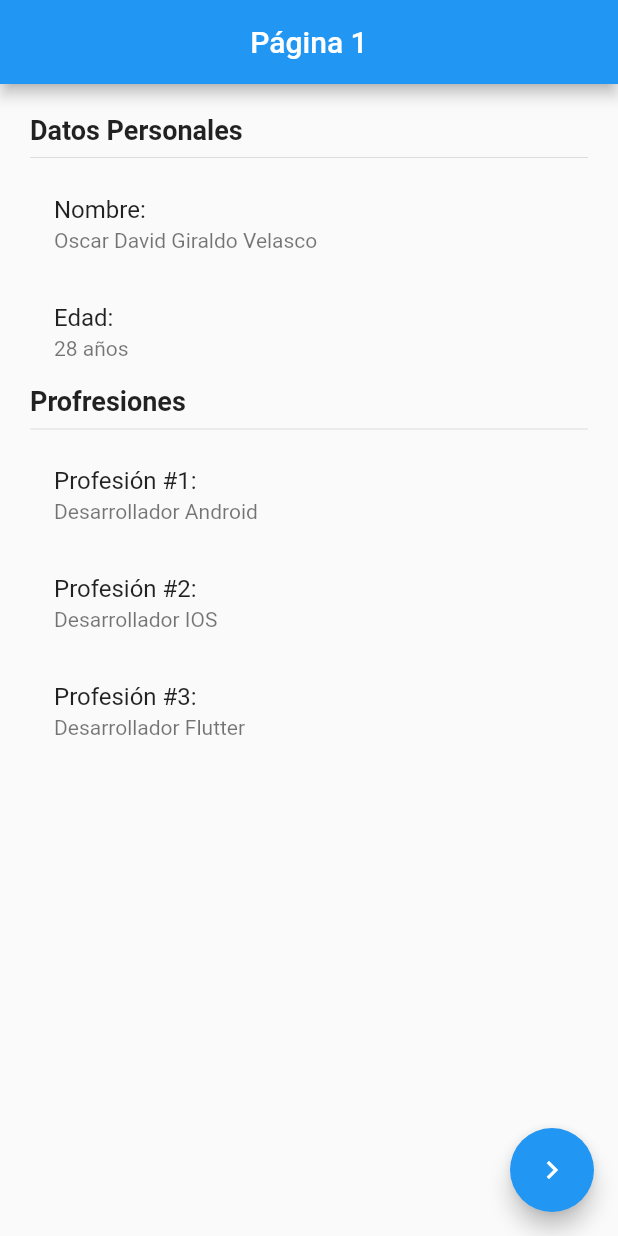
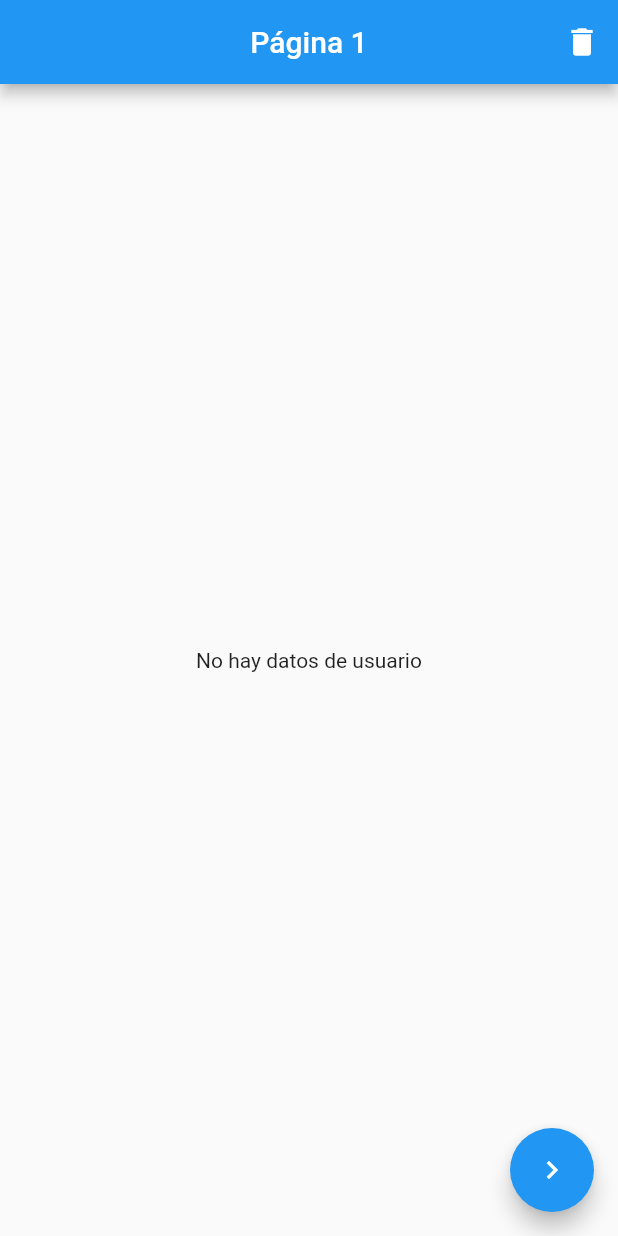
Before and after one commit to GV-Oscar/state-manager-examples, a Flutter app: the screen it shows after launch, on a phone screen of 412 x 824 dp. Run offline on Flutter 3.47's test engine with Material 2 defaults, Android fonts, the phone set to English and light mode, and no system bars; our stand-ins replace flutter_bloc.

Commit message:
Manejador de estado Cubit terminado

```diff
--- /dev/null
+++ b/lib/bloc/usuario/usuario_cubit.dart
@@ -0,0 +1,54 @@
+import 'package:flutter_bloc/flutter_bloc.dart';
+import 'package:meta/meta.dart';
+
+import 'package:manejo_estados/models/usuario.dart';
+
+part 'usuario_state.dart';
+
+/// Clase manejadora de estado
+class UsuarioCubit extends Cubit<UsuarioState> {
+  // Construir el cubit con el estado inicial
+  UsuarioCubit() : super(UsuarioInitial());
+
+  /// Establecer información de usuario.
+  void establecerUsuario(Usuario usuario) {
+    // Emitir un nuevo estado.
+    emit(UsuarioCargado(usuario));
+  }
+
+  void cambiarEdad(int edad) {
+    final currentState = state;
+    if (currentState is UsuarioCargado) {
+      final usuario =
+          currentState.usuario.copyWith(edad: currentState.usuario.edad + 1);
+      emit(UsuarioCargado(usuario));
+    }
+  }
+
+  void agregarProfesion() {
+    final currentState = state;
+    if (currentState is UsuarioCargado) {
+      final profesiones = [
+        ...currentState.usuario.profesiones!,
+        'Profesión ${currentState.usuario.profesiones!.length + 1}'
+      ];
+
+      final usuario = currentState.usuario.copyWith(profesiones: profesiones);
+      emit(UsuarioCargado(usuario));
+
+      /*
+      // opcion 1
+      final profesiones = (state as UsuarioCargado).usuario.profesiones;
+      profesiones!.add(
+          'Profesión #${(state as UsuarioCargado).usuario.profesiones!.length + 1}');
+      final usuario =
+          (state as UsuarioCargado).usuario.copyWith(profesiones: profesiones);
+      emit(UsuarioCargado(usuario));
+     */
+    }
+  }
+
+  void borrarUsuario() {
+    emit(UsuarioInitial());
+  }
+}
--- /dev/null
+++ b/lib/bloc/usuario/usuario_state.dart
@@ -0,0 +1,24 @@
+part of 'usuario_cubit.dart';
+
+/// Clase inmutable que representa un estado de usuario
+@immutable
+abstract class UsuarioState {}
+
+/// Clase que define el estado inicial de un usuario
+class UsuarioInitial extends UsuarioState {
+  // En este estado el usuario no existe, en pocas palabras; no se ha cargado ningun dato de usuario.
+  final _existeUsuario = false;
+
+  @override
+  String toString() {
+    return 'UsuarioInitial: ${_existeUsuario ? 'Hay información de usuario' : 'No hay información de usuario'}';
+  }
+}
+
+class UsuarioCargado extends UsuarioState {
+  // En este estado el usuario existe, en pocas palabras; ya se cargaron datos de usuario.
+  final existeUsuario = true;
+  final Usuario usuario;
+
+  UsuarioCargado(this.usuario);
+}
--- a/lib/main.dart
+++ b/lib/main.dart
@@ -1,4 +1,6 @@
 import 'package:flutter/material.dart';
+import 'package:flutter_bloc/flutter_bloc.dart';
+import 'package:manejo_estados/bloc/usuario/usuario_cubit.dart';
 import 'package:manejo_estados/pages/pagina1_page.dart';
 import 'package:manejo_estados/pages/pagina2_page.dart';
 
@@ -7,7 +9,11 @@ void main() => runApp(MyApp());
 class MyApp extends StatelessWidget {
   @override
   Widget build(BuildContext context) {
-    return MaterialApp(
+    return MultiBlocProvider(
+      providers: [
+        BlocProvider(create: (context) => UsuarioCubit())
+      ],
+      child: MaterialApp(
         debugShowCheckedModeBanner: false,
         title: 'Manejo Estados',
         initialRoute: 'pag1',
@@ -15,6 +21,7 @@ class MyApp extends StatelessWidget {
           'pag1' : ( _ ) => Pagina1Page(),
           'pag2' : ( _ ) => Pagina2Page()
         },
+      ),
     );
   }
 }
--- a/lib/models/usuario.dart
+++ b/lib/models/usuario.dart
@@ -1,11 +1,14 @@
 class Usuario {
-  String nombre;
-  int edad;
-  List<String>? profesiones;
+  final String nombre;
+  final int edad;
+  final List<String>? profesiones;
 
-  Usuario({
-    required this.nombre,
-    required this.edad,
-    this.profesiones
-  });
+  Usuario({required this.nombre, required this.edad, this.profesiones});
+
+  Usuario copyWith({String? nombre, int? edad, List<String>? profesiones}) {
+    return Usuario(
+        nombre: nombre ?? this.nombre,
+        edad: edad ?? this.edad,
+        profesiones: profesiones ?? this.profesiones);
+  }
 }
--- a/lib/pages/pagina1_page.dart
+++ b/lib/pages/pagina1_page.dart
@@ -1,4 +1,7 @@
 import 'package:flutter/material.dart';
+import 'package:flutter_bloc/flutter_bloc.dart';
+import 'package:manejo_estados/bloc/usuario/usuario_cubit.dart';
+import 'package:manejo_estados/models/usuario.dart';
 
 class Pagina1Page extends StatelessWidget {
   @override
@@ -7,8 +10,13 @@ class Pagina1Page extends StatelessWidget {
       appBar: AppBar(
         title: Text('Página 1'),
         centerTitle: true,
+        actions: [
+          IconButton(
+              onPressed: () => context.read<UsuarioCubit>().borrarUsuario(),
+              icon: Icon(Icons.delete))
+        ],
       ),
-      body: HojaDeVidaUsuario(),
+      body: BodyScaffold(),
       floatingActionButton: FloatingActionButton(
           child: Icon(Icons.navigate_next),
           onPressed: () => Navigator.pushNamed(context, 'pag2')),
@@ -16,7 +24,46 @@ class Pagina1Page extends StatelessWidget {
   }
 }
 
+class BodyScaffold extends StatelessWidget {
+  const BodyScaffold({
+    Key? key,
+  }) : super(key: key);
+
+  @override
+  Widget build(BuildContext context) {
+    return BlocBuilder<UsuarioCubit, UsuarioState>(builder: (context, state) {
+      // Opcion con #1
+      switch (state.runtimeType) {
+        case UsuarioInitial:
+          return const Center(child: Text('No hay datos de usuario'));
+
+        case UsuarioCargado:
+          return HojaDeVidaUsuario((state as UsuarioCargado).usuario);
+
+        default:
+          return const Center(child: Text('No se reconoce el estado'));
+      }
+
+      /*
+      // Opcion #2
+      if (state is UsuarioInitial) {
+        // El estado inicial no contiene datos de un usuario
+        return Center(child: Text('No hay datos de usuario'));
+      } else if (state is UsuarioCargado) {
+        // Estado contiene datos de usuario
+        return HojaDeVidaUsuario(state.usuario);
+      } else {
+        return Center(child: Text('No se reconoce el estado del usuario'));
+      }
+     */
+    });
+  }
+}
+
 class HojaDeVidaUsuario extends StatelessWidget {
+  final Usuario usuario;
+  HojaDeVidaUsuario(this.usuario);
+
   @override
   Widget build(BuildContext context) {
     return SingleChildScrollView(
@@ -34,11 +81,11 @@ class HojaDeVidaUsuario extends StatelessWidget {
             Divider(),
             ListTile(
               title: Text('Nombre:'),
-              subtitle: Text('Oscar David Giraldo Velasco'),
+              subtitle: Text(usuario.nombre),
             ),
             ListTile(
               title: Text('Edad:'),
-              subtitle: Text('28 años'),
+              subtitle: Text('${usuario.edad}'),
             ),
 
             // Profesiones
@@ -48,18 +95,11 @@ class HojaDeVidaUsuario extends StatelessWidget {
             ),
             Divider(),
 
-            ListTile(
-              title: Text('Profesión #1:'),
-              subtitle: Text('Desarrollador Android'),
-            ),
-            ListTile(
-              title: Text('Profesión #2:'),
-              subtitle: Text('Desarrollador IOS'),
-            ),
-            ListTile(
-              title: Text('Profesión #3:'),
-              subtitle: Text('Desarrollador Flutter'),
-            ),
+            ...usuario.profesiones!
+                .map((e) => ListTile(
+                      title: Text(e),
+                    ))
+                .toList()
           ],
         ),
       ),
--- a/pubspec.yaml
+++ b/pubspec.yaml
@@ -34,6 +34,7 @@ dependencies:
   # The following adds the Cupertino Icons font to your application.
   # Use with the CupertinoIcons class for iOS style icons.
   cupertino_icons: ^1.0.2
+  flutter_bloc: ^7.3.0
 
 dev_dependencies:
   flutter_test:
```
Also changed, not shown: lib/pages/pagina2_page.dart (+55 -4 lines), pubspec.lock. Lines whose indentation alone changed are shown as unchanged.
